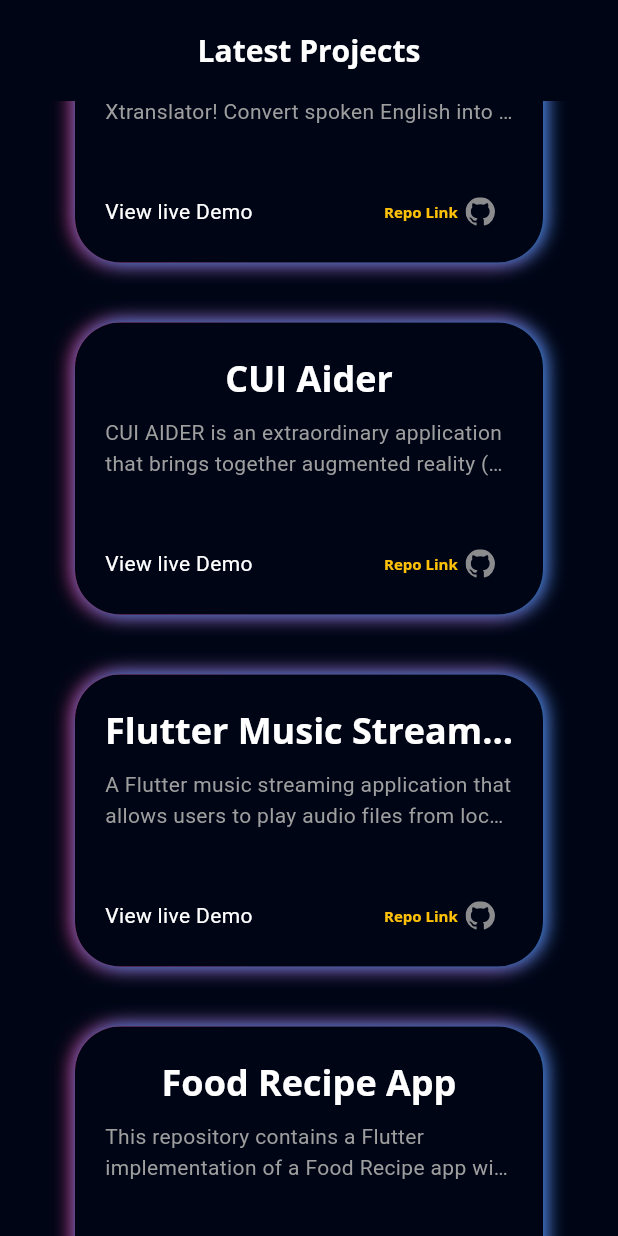
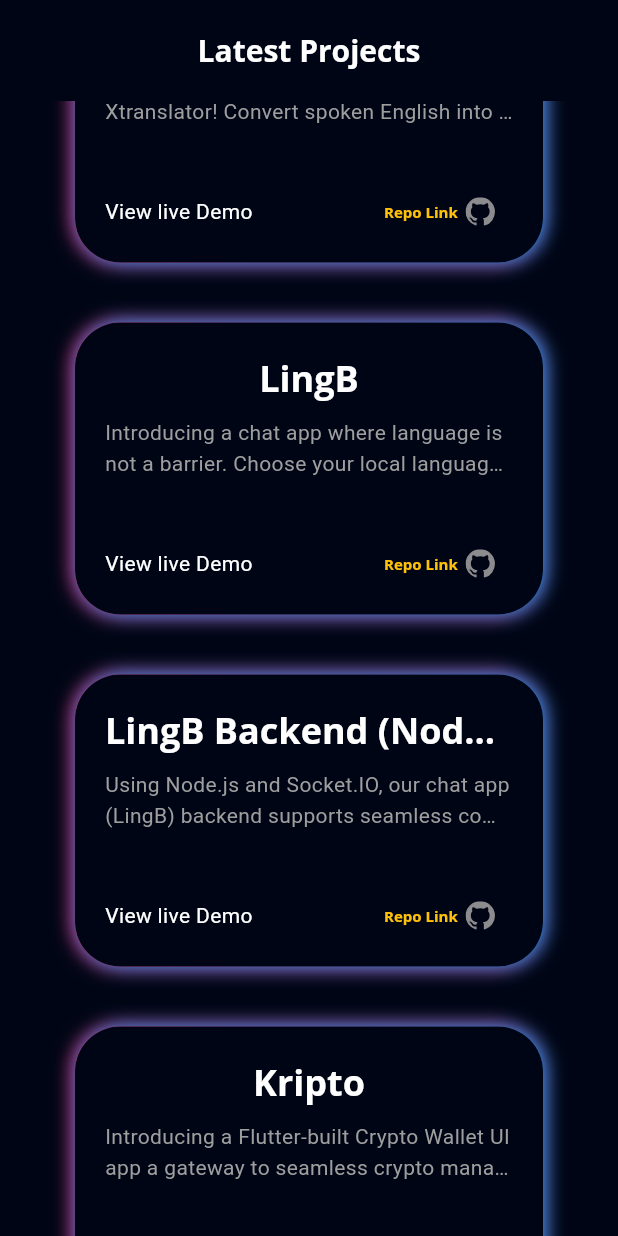
Before and after one commit to Sixtus6/Portfolio, a Flutter app: the ProjectsView screen opened directly, scrolled down 576 dp, on a phone screen of 412 x 824 dp. Run offline on Flutter 3.47's test engine with Material 2 defaults, Android fonts, the phone set to English and light mode, and no system bars; our stand-ins replace flutter_svg, font_awesome_flutter, get, google_fonts, photo_view; network calls fail.

Commit message:
added all the prject repo

```diff
--- a/lib/model/project_model.dart
+++ b/lib/model/project_model.dart
@@ -24,34 +24,55 @@ List<Project> projectList = [
       'Experience seamless communication with Xtranslator! Convert spoken English into expressive sign language instantly. Record or input your message, and watch it transform into clear sign language gestures. Bridging the gap between hearing and Deaf communities, our user-friendly tool fosters inclusive connections effortlessly.',
       'assets/images/alarm.jpg',
       'https://github.com/Sixtus6/Xtranslator'),
+
   Project(
-      'CUI Aider',
-      'CUI AIDER is an extraordinary application that brings together augmented reality (AR), a robust student portal, intuitive class management, and a comprehensive GPA system, providing an all-encompassing solution for students.Using AR technology, CUI AIDER offers an immersive experience, allowing users to explore the complete university campus virtually. Through AR, students can visualize buildings, navigate with interactive directions, and gain a better understanding of their surroundings.',
+      'LingB',
+      'Introducing a chat app where language is not a barrier. Choose your local language and chat effortlessly with anyone, anywhere. Our real-time translation feature ensures smooth communication, connecting you despite different languages spoken',
+      'assets/images/alarm.jpg',
+      'https://github.com/Sixtus6/LingB'),
+  Project(
+      'LingB Backend (Nodejs)',
+      'Using Node.js and Socket.IO, our chat app (LingB) backend supports seamless communication in users preferred local languages. This feature allows individuals speaking different languages to connect and chat effortlessly, breaking down language barriers for meaningful interactions.',
+      'assets/images/alarm.jpg',
+      'https://github.com/Sixtus6/LingB-Node'),
+  Project(
+      'Kripto',
+      'Introducing a Flutter-built Crypto Wallet UI app a gateway to seamless crypto management. Track, trade, and secure your digital assets effortlessly. With real-time updates, easy transactions, and top-notch security features, dive into the world of cryptocurrencies hassle-free. Your crypto, your control, all at your fingertips.',
       'assets/images/cui.png',
-      'https://github.com/Hamad-Anwar/'),
+      'https://github.com/Sixtus6/Kripto'),
   Project(
-      'Flutter Music Streaming Application',
-      'A Flutter music streaming application that allows users to play audio files from local storage. The app features a beautiful neumorphic UI design and provides a smooth user experience for browsing and playing music.',
+      'WebSocket',
+      'Discover real-time communication with a Flutter app showcasing WebSocket implementation. Explore seamless integration in a user-friendly interface. Experience the power of instant data exchange firsthand.',
+      'assets/images/cui.png',
+      'https://github.com/Sixtus6/Websocket'),
+  Project(
+      'Scanner',
+      'Explore effortlessly with our Flutter app! Scan QR codes and barcodes swiftly. Instantly decode and access information, all in an intuitive interface. Simplify your digital interactions on the go!.',
+      'assets/images/cui.png',
+      'https://github.com/Sixtus6/Scanner'),
+  Project(
+      'Node-Mailer',
+      'Node.js script uses Nodemailer to connect to an SMTP server and send emails, configuring server details and authentication for efficient message delivery',
       'assets/images/player.png',
-      'https://github.com/Hamad-Anwar/Neumorphic-Music_Player-Flutter'),
-  Project(
-      'Food Recipe App',
-      'This repository contains a Flutter implementation of a Food Recipe app with a captivating introduction section and impressive animations. It also features a signup and signin page with animations, elegantly presented on a bottom sheet.',
-      'assets/images/recipe.png',
-      'https://github.com/Hamad-Anwar/Food-Recipe-App-Flutter'),
-  Project(
-      'Task Sync Pro',
-      'Welcome to the Beautiful Task Scheduler App repository! This Flutter-based task management application combines elegant design with a robust backend, ensuring a seamless and organized task management experience. From stunning UI to real-time synchronization, this app has you covered.',
-      'assets/images/task.png',
-      'https://github.com/Hamad-Anwar/Task-Sync-Pro-Flutter'),
-  Project(
-      'Flutter Chat Application with Firebase',
-      'Welcome to our innovative Flutter chat application! This feature-rich messaging platform allows users to connect and communicate seamlessly through text and images. The app is built using Flutter for the frontend and integrates with Firebase for backend services, including authentication, real-time database, and storage.',
-      'assets/images/chat.png',
-      'https://github.com/Hamad-Anwar/Messenger-App-Backend-Firebase'),
-  Project(
-      'Doctor Appointment Application',
-      'Introducing the extraordinary "Doctor Appointment System" - a state-of-the-art Flutter UI application that redefines healthcare accessibility and efficiency. Seamlessly crafted, this app empowers users to effortlessly select doctors based on categories, engage in smooth messaging, and access detailed profiles.',
-      'assets/images/doctor.png',
-      'https://github.com/Hamad-Anwar/Doctor-Appointment-Application-UI'),
+      'https://github.com/Sixtus6/Node-Mailer'),
+  // Project(
+  //     'Food Recipe App',
+  //     'This repository contains a Flutter implementation of a Food Recipe app with a captivating introduction section and impressive animations. It also features a signup and signin page with animations, elegantly presented on a bottom sheet.',
+  //     'assets/images/recipe.png',
+  //     'https://github.com/Hamad-Anwar/Food-Recipe-App-Flutter'),
+  // Project(
+  //     'Task Sync Pro',
+  //     'Welcome to the Beautiful Task Scheduler App repository! This Flutter-based task management application combines elegant design with a robust backend, ensuring a seamless and organized task management experience. From stunning UI to real-time synchronization, this app has you covered.',
+  //     'assets/images/task.png',
+  //     'https://github.com/Hamad-Anwar/Task-Sync-Pro-Flutter'),
+  // Project(
+  //     'Flutter Chat Application with Firebase',
+  //     'Welcome to our innovative Flutter chat application! This feature-rich messaging platform allows users to connect and communicate seamlessly through text and images. The app is built using Flutter for the frontend and integrates with Firebase for backend services, including authentication, real-time database, and storage.',
+  //     'assets/images/chat.png',
+  //     'https://github.com/Hamad-Anwar/Messenger-App-Backend-Firebase'),
+  // Project(
+  //     'Doctor Appointment Application',
+  //     'Introducing the extraordinary "Doctor Appointment System" - a state-of-the-art Flutter UI application that redefines healthcare accessibility and efficiency. Seamlessly crafted, this app empowers users to effortlessly select doctors based on categories, engage in smooth messaging, and access detailed profiles.',
+  //     'assets/images/doctor.png',
+  //     'https://github.com/Hamad-Anwar/Doctor-Appointment-Application-UI'),
 ];
--- a/lib/view/main/components/drawer/my_skill.dart
+++ b/lib/view/main/components/drawer/my_skill.dart
@@ -115,6 +115,8 @@ class MySKills extends StatelessWidget {
             title: 'ExpressJS',
             image: 'assets/images/js.png'),
         AnimatedLinearProgressIndicator(
+            percentage: 0.91, title: 'EJS', image: 'assets/images/node.png'),
+        AnimatedLinearProgressIndicator(
             percentage: 0.95, title: 'NodeJS', image: 'assets/images/node.png'),
         AnimatedLinearProgressIndicator(
             percentage: 0.89,
```
